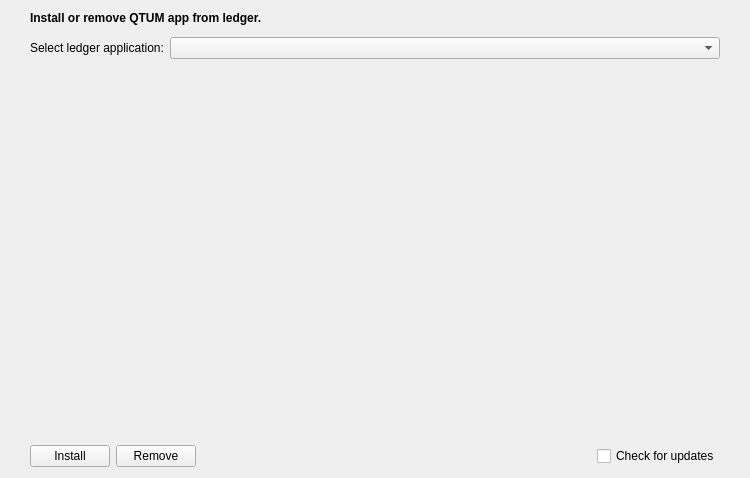
Above: src/qt/forms/qtumledgerinstallerdialog.ui from qtumproject/qtum-ledger-loader before the change. Below: the same form after it.
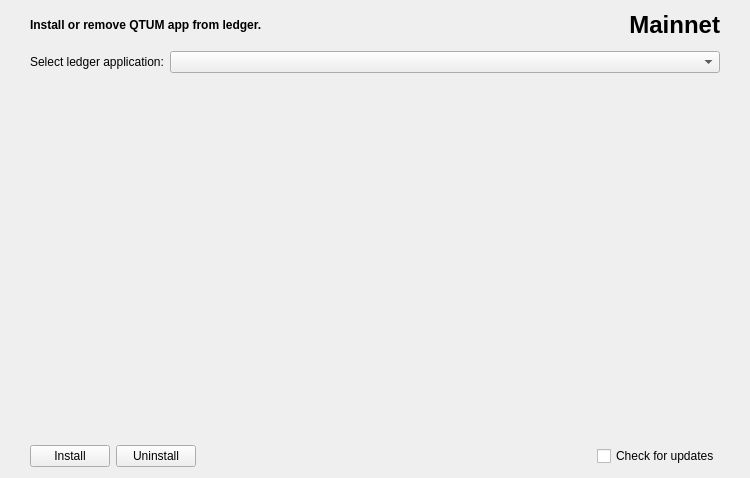
That is the form after the change.

```diff
--- a/src/qt/forms/qtumledgerinstallerdialog.ui
+++ b/src/qt/forms/qtumledgerinstallerdialog.ui
@@ -36,6 +36,8 @@
        <number>30</number>
       </property>
       <item>
+       <layout class="QHBoxLayout" name="horizontalLayout">
+        <item>
        <widget class="QLabel" name="labelTitle">
         <property name="font">
          <font>
@@ -49,6 +51,25 @@
        </widget>
       </item>
       <item>
+         <widget class="QLabel" name="labelNetwork">
+          <property name="font">
+           <font>
+            <pointsize>18</pointsize>
+            <weight>75</weight>
+            <bold>true</bold>
+           </font>
+          </property>
+          <property name="text">
+           <string>Mainnet</string>
+          </property>
+          <property name="alignment">
+           <set>Qt::AlignRight|Qt::AlignTrailing|Qt::AlignVCenter</set>
+          </property>
+         </widget>
+        </item>
+       </layout>
+      </item>
+      <item>
        <layout class="QHBoxLayout" name="horizontalLayout">
         <property name="leftMargin">
          <number>0</number>
@@ -141,7 +162,7 @@
        <item>
         <widget class="QPushButton" name="removeButton">
          <property name="text">
-          <string>Remove</string>
+          <string>Uninstall</string>
          </property>
         </widget>
        </item>
```
Left out of the diff: 2 changed lines with no effect on the pictures. Lines whose indentation alone changed are shown as unchanged.
